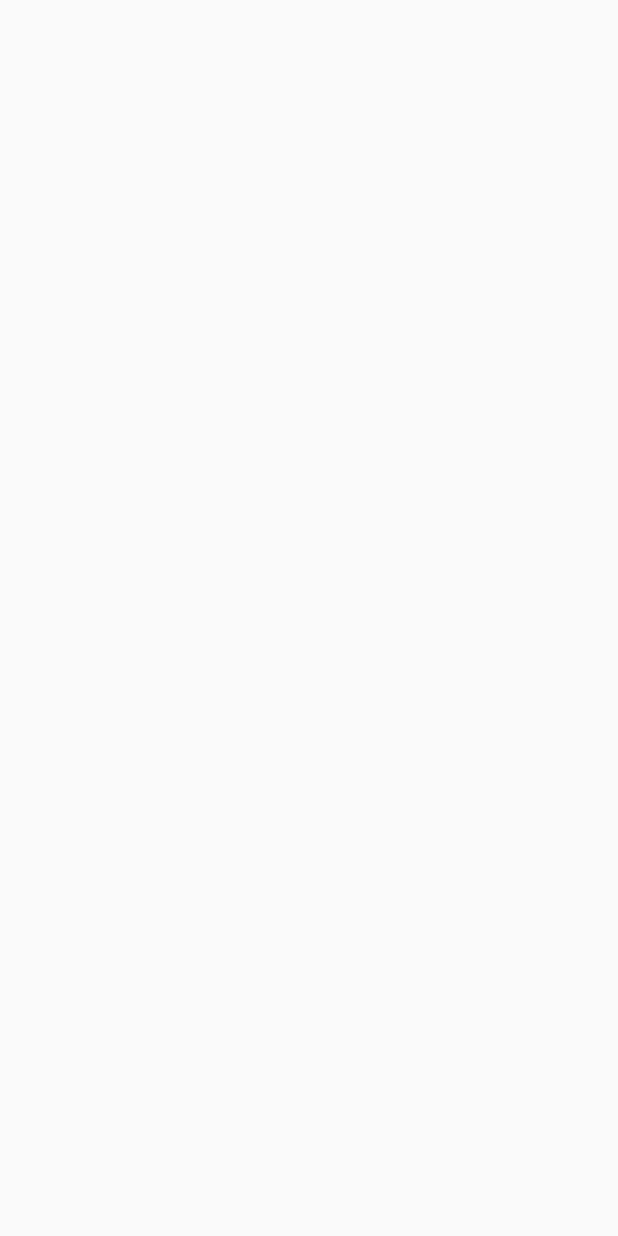
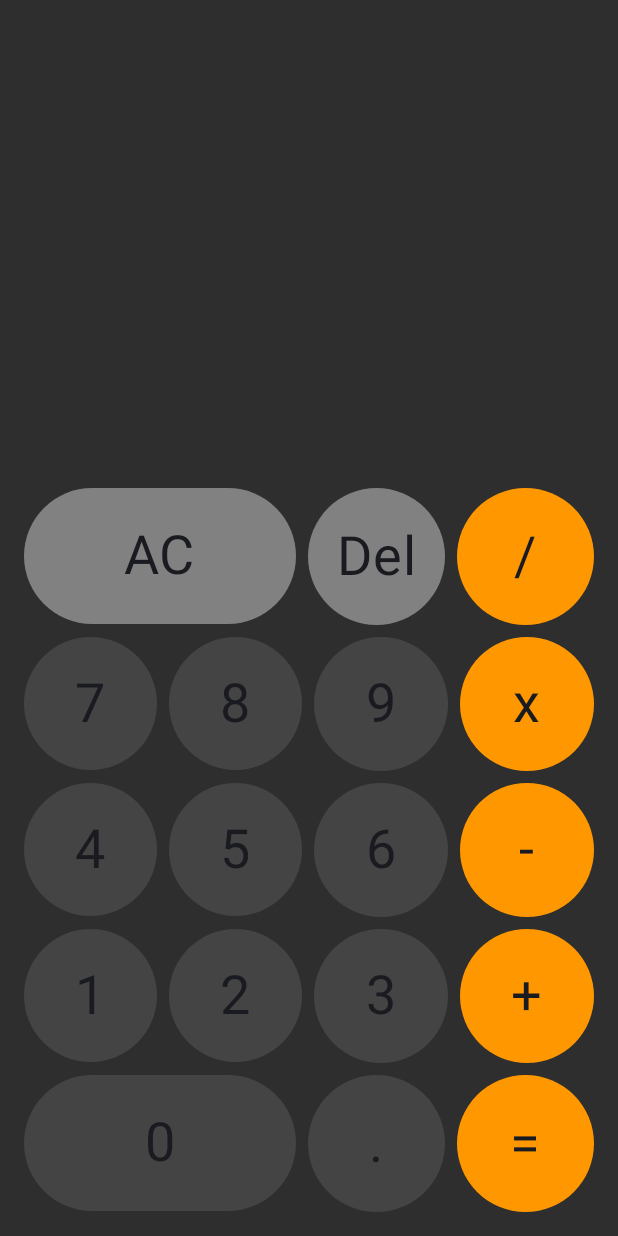
Before and after one commit to Akshar062/ComposeCalculoter, an Android app built with Jetpack Compose: the screen it shows after launch (MainActivity), on a phone screen of 412 x 824 dp. Before the commit the screen is empty. Run offline under Robolectric (Android 15) with nearby library versions, the phone set to English and light mode, and no system bars.

Commit message:
Complited calculater

```diff
--- a/app/build.gradle
+++ b/app/build.gradle
@@ -5,12 +5,12 @@ plugins {
 
 android {
     namespace 'com.akshar.composecalculoter'
-    compileSdk 33
+    compileSdk 34
 
     defaultConfig {
         applicationId "com.akshar.composecalculoter"
         minSdk 24
-        targetSdk 33
+        targetSdk 34
         versionCode 1
         versionName "1.0"
 
@@ -56,6 +56,7 @@ dependencies {
     implementation 'androidx.compose.ui:ui-graphics'
     implementation 'androidx.compose.ui:ui-tooling-preview'
     implementation 'androidx.compose.material3:material3'
+    implementation "androidx.lifecycle:lifecycle-viewmodel-compose:2.7.0-beta01"
     testImplementation 'junit:junit:4.13.2'
     androidTestImplementation 'androidx.test.ext:junit:1.1.5'
     androidTestImplementation 'androidx.test.espresso:espresso-core:3.5.1'
--- /dev/null
+++ b/app/src/main/java/com/akshar/composecalculoter/CalculaterButton.kt
@@ -0,0 +1,33 @@
+package com.akshar.composecalculoter
+
+import androidx.compose.foundation.clickable
+import androidx.compose.foundation.layout.Box
+import androidx.compose.foundation.shape.CircleShape
+import androidx.compose.material3.MaterialTheme
+import androidx.compose.material3.Text
+import androidx.compose.runtime.Composable
+import androidx.compose.ui.Alignment
+import androidx.compose.ui.Modifier
+import androidx.compose.ui.draw.clip
+import androidx.compose.ui.unit.sp
+
+@Composable
+fun CalculateButton(
+    symbol: String,
+    modifier: Modifier,
+    onClick: () -> Unit
+) {
+    Box(
+        contentAlignment = Alignment.Center,
+        modifier = Modifier
+            .clip(CircleShape)
+            .clickable { onClick() }
+            .then(modifier)
+        ){
+        Text(
+            text = symbol,
+            fontSize = 36.sp,
+            color = MaterialTheme.colorScheme.onBackground
+        )
+    }
+}
--- /dev/null
+++ b/app/src/main/java/com/akshar/composecalculoter/Calculator.kt
@@ -0,0 +1,263 @@
+package com.akshar.composecalculoter
+
+import androidx.compose.foundation.background
+import androidx.compose.foundation.layout.Arrangement
+import androidx.compose.foundation.layout.Box
+import androidx.compose.foundation.layout.Column
+import androidx.compose.foundation.layout.Row
+import androidx.compose.foundation.layout.aspectRatio
+import androidx.compose.foundation.layout.fillMaxWidth
+import androidx.compose.foundation.layout.padding
+import androidx.compose.material3.Text
+import androidx.compose.runtime.Composable
+import androidx.compose.ui.Alignment
+import androidx.compose.ui.Modifier
+import androidx.compose.ui.graphics.Color
+import androidx.compose.ui.text.font.FontWeight
+import androidx.compose.ui.text.style.TextAlign
+import androidx.compose.ui.unit.Dp
+import androidx.compose.ui.unit.dp
+import androidx.compose.ui.unit.sp
+import com.akshar.composecalculater.CalculatorAction
+import com.akshar.composecalculoter.ui.theme.LightGray
+import com.akshar.composecalculoter.ui.theme.Orange
+
+@Composable
+fun Calculator(
+    state: CalculatorState,
+    modifier: Modifier = Modifier,
+    buttonSpacing : Dp = 8.dp,
+    onAction: (CalculatorAction) -> Unit
+
+) {
+    Box(modifier = modifier) {
+        Column(modifier = Modifier
+            .fillMaxWidth()
+            .align(Alignment.BottomCenter),
+            verticalArrangement = Arrangement.spacedBy(buttonSpacing)
+        ) {
+            Text(
+                text = state.number1 + (state.operation?.symbol ?: "") + state.number2,
+                textAlign = TextAlign.End,
+                modifier = Modifier
+                    .fillMaxWidth()
+                    .padding(vertical = 32.dp),
+                fontWeight = FontWeight.Light,
+                fontSize = 40.sp,
+                color = Color.White,
+                maxLines = 2
+            )
+            Row (
+                modifier = Modifier
+                    .fillMaxWidth(),
+                horizontalArrangement = Arrangement.spacedBy(buttonSpacing)
+            ){
+                CalculateButton(
+                    symbol = "AC",
+                    modifier = Modifier
+                        .background(LightGray)
+                        .aspectRatio(2f)
+                        .weight(2f),
+                    onClick = {
+                        onAction(CalculatorAction.Clear)
+                    }
+                )
+                CalculateButton(
+                    symbol = "Del",
+                    modifier = Modifier
+                        .background(LightGray)
+                        .aspectRatio(1f)
+                        .weight(1f),
+                    onClick = {
+                        onAction(CalculatorAction.Delete)
+                    }
+                )
+                CalculateButton(
+                    symbol = "/",
+                    modifier = Modifier
+                        .background(Orange)
+                        .aspectRatio(1f)
+                        .weight(1f),
+                    onClick = {
+                        onAction(CalculatorAction.Operation(CalculationOperation.Divide))
+                    }
+                )
+            }
+            Row (
+                modifier = Modifier
+                    .fillMaxWidth(),
+                horizontalArrangement = Arrangement.spacedBy(buttonSpacing)
+            ){
+                CalculateButton(
+                    symbol = "7",
+                    modifier = Modifier
+                        .background(Color.DarkGray)
+                        .aspectRatio(1f)
+                        .weight(1f),
+                    onClick = {
+                        onAction(CalculatorAction.Number(7))
+                    }
+                )
+                CalculateButton(
+                    symbol = "8",
+                    modifier = Modifier
+                        .background(Color.DarkGray)
+                        .aspectRatio(1f)
+                        .weight(1f),
+                    onClick = {
+                        onAction(CalculatorAction.Number(8))
+                    }
+                )
+                CalculateButton(
+                    symbol = "9",
+                    modifier = Modifier
+                        .background(Color.DarkGray)
+                        .aspectRatio(1f)
+                        .weight(1f),
+                    onClick = {
+                        onAction(CalculatorAction.Number(9))
+                    }
+                )
+                CalculateButton(
+                    symbol = "x",
+                    modifier = Modifier
+                        .background(Orange)
+                        .aspectRatio(1f)
+                        .weight(1f),
+                    onClick = {
+                        onAction(CalculatorAction.Operation(CalculationOperation.Multiply))
+                    }
+                )
+            }
+            Row (
+                modifier = Modifier
+                    .fillMaxWidth(),
+                horizontalArrangement = Arrangement.spacedBy(buttonSpacing)
+            ){
+                CalculateButton(
+                    symbol = "4",
+                    modifier = Modifier
+                        .background(Color.DarkGray)
+                        .aspectRatio(1f)
+                        .weight(1f),
+                    onClick = {
+                        onAction(CalculatorAction.Number(4))
+                    }
+                )
+                CalculateButton(
+                    symbol = "5",
+                    modifier = Modifier
+                        .background(Color.DarkGray)
+                        .aspectRatio(1f)
+                        .weight(1f),
+                    onClick = {
+                        onAction(CalculatorAction.Number(5))
+                    }
+                )
+                CalculateButton(
+                    symbol = "6",
+                    modifier = Modifier
+                        .background(Color.DarkGray)
+                        .aspectRatio(1f)
+                        .weight(1f),
+                    onClick = {
+                        onAction(CalculatorAction.Number(6))
+                    }
+                )
+                CalculateButton(
+                    symbol = "-",
+                    modifier = Modifier
+                        .background(Orange)
+                        .aspectRatio(1f)
+                        .weight(1f),
+                    onClick = {
+                        onAction(CalculatorAction.Operation(CalculationOperation.Subtract))
+                    }
+                )
+            }
+            Row (
+                modifier = Modifier
+                    .fillMaxWidth(),
+                horizontalArrangement = Arrangement.spacedBy(buttonSpacing)
+            ){
+                CalculateButton(
+                    symbol = "1",
+                    modifier = Modifier
+                        .background(Color.DarkGray)
+                        .aspectRatio(1f)
+                        .weight(1f),
+                    onClick = {
+                        onAction(CalculatorAction.Number(1))
+                    }
+                )
+                CalculateButton(
+                    symbol = "2",
+                    modifier = Modifier
+                        .background(Color.DarkGray)
+                        .aspectRatio(1f)
+                        .weight(1f),
+                    onClick = {
+                        onAction(CalculatorAction.Number(2))
+                    }
+                )
+                CalculateButton(
+                    symbol = "3",
+                    modifier = Modifier
+                        .background(Color.DarkGray)
+                        .aspectRatio(1f)
+                        .weight(1f),
+                    onClick = {
+                        onAction(CalculatorAction.Number(3))
+                    }
+                )
+                CalculateButton(
+                    symbol = "+",
+                    modifier = Modifier
+                        .background(Orange)
+                        .aspectRatio(1f)
+                        .weight(1f),
+                    onClick = {
+                        onAction(CalculatorAction.Operation(CalculationOperation.Add))
+                    }
+                )
+            }
+            Row (
+                modifier = Modifier
+                    .fillMaxWidth(),
+                horizontalArrangement = Arrangement.spacedBy(buttonSpacing)
+            ){
+                CalculateButton(
+                    symbol = "0",
+                    modifier = Modifier
+                        .background(Color.DarkGray)
+                        .aspectRatio(2f)
+                        .weight(2f),
+                    onClick = {
+                        onAction(CalculatorAction.Number(0))
+
+                    }
+                )
+                CalculateButton(
+                    symbol = ".",
+                    modifier = Modifier
+                        .background(Color.DarkGray)
+                        .aspectRatio(1f)
+                        .weight(1f),
+                    onClick = {
+                        onAction(CalculatorAction.Decimal)
+                    }
+                )
+                CalculateButton(
+                    symbol = "=",
+                    modifier = Modifier
+                        .background(Orange)
+                        .aspectRatio(1f)
+                        .weight(1f),
+                    onClick = {
+                        onAction(CalculatorAction.Calculate)
+                    }
+                )
+            }
+        }
+    }
+}
--- /dev/null
+++ b/app/src/main/java/com/akshar/composecalculoter/CalculatorState.kt
@@ -0,0 +1,9 @@
+package com.akshar.composecalculoter
+
+import com.akshar.composecalculoter.CalculationOperation
+
+data class CalculatorState(
+    val number1: String = "",
+    val number2: String = "",
+    val operation: CalculationOperation? = null,
+)
--- a/app/src/main/java/com/akshar/composecalculoter/MainActivity.kt
+++ b/app/src/main/java/com/akshar/composecalculoter/MainActivity.kt
@@ -3,21 +3,32 @@ package com.akshar.composecalculoter
 import android.os.Bundle
 import androidx.activity.ComponentActivity
 import androidx.activity.compose.setContent
+import androidx.compose.foundation.background
 import androidx.compose.foundation.layout.fillMaxSize
-import androidx.compose.material3.MaterialTheme
-import androidx.compose.material3.Surface
-import androidx.compose.material3.Text
-import androidx.compose.runtime.Composable
+import androidx.compose.foundation.layout.padding
 import androidx.compose.ui.Modifier
-import androidx.compose.ui.tooling.preview.Preview
+import androidx.compose.ui.unit.dp
+import androidx.lifecycle.viewmodel.compose.viewModel
 import com.akshar.composecalculoter.ui.theme.ComposeCalculoterTheme
+import com.akshar.composecalculoter.ui.theme.MediumGray
 
 class MainActivity : ComponentActivity() {
     override fun onCreate(savedInstanceState: Bundle?) {
         super.onCreate(savedInstanceState)
         setContent {
             ComposeCalculoterTheme {
-
+                val viewModel = viewModel<CalculatorViewModel>()
+                val state = viewModel.state
+                val buttonSpace = 8.dp
+                Calculator(
+                    state = state,
+                    onAction = viewModel::onAction,
+                    buttonSpacing = buttonSpace,
+                    modifier = Modifier
+                        .fillMaxSize()
+                        .background(MediumGray)
+                        .padding(16.dp)
+                )
             }
         }
     }
--- a/app/src/main/java/com/akshar/composecalculoter/ui/theme/Color.kt
+++ b/app/src/main/java/com/akshar/composecalculoter/ui/theme/Color.kt
@@ -9,3 +9,7 @@ val Pink80 = Color(0xFFEFB8C8)
 val Purple40 = Color(0xFF6650a4)
 val PurpleGrey40 = Color(0xFF625b71)
 val Pink40 = Color(0xFF7D5260)
+
+val MediumGray = Color(0xFF2E2E2E)
+val LightGray = Color(0xFF818181)
+val Orange = Color(0xFFFF9800)
```
Also changed, not shown: app/src/main/java/com/akshar/composecalculoter/CalculationOperation.kt (added, +9 -0 lines), app/src/main/java/com/akshar/composecalculoter/CalculatorAction.kt (added, +13 -0 lines), app/src/main/java/com/akshar/composecalculoter/CalculatorViewModel.kt (added, +104 -0 lines).
